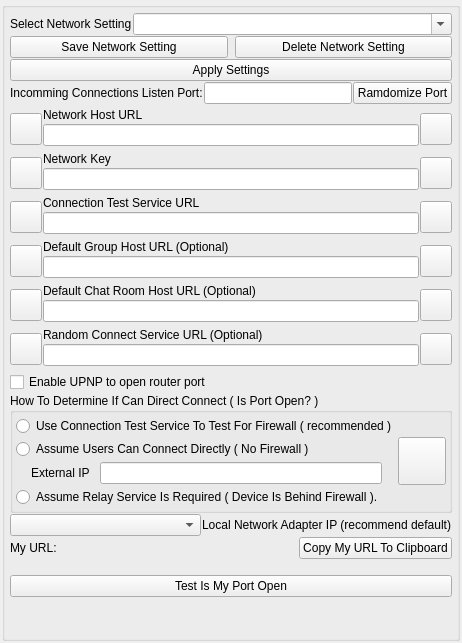
First picture: the form in GoTvApps/GoTvCommon/Forms/AppletNetworkSettings.ui, repository brettrjones-github/nolimitconnect, before the edit.
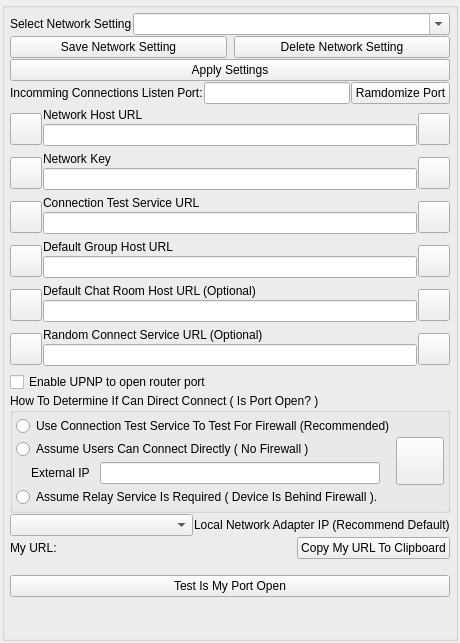
Second picture: the form after the edit. Custom widgets are drawn as their Qt base class.

Commit message: Fix Network Settings selection and draw button on Qt Message Boxes

The edit to the form file:
```diff
--- a/GoTvApps/GoTvCommon/Forms/AppletNetworkSettings.ui
+++ b/GoTvApps/GoTvCommon/Forms/AppletNetworkSettings.ui
@@ -428,7 +428,7 @@
           <item>
            <widget class="QLabel" name="m_GroupHostUrlLabel">
             <property name="text">
-             <string>Default Group Host URL (Optional)</string>
+             <string>Default Group Host URL</string>
             </property>
             <property name="alignment">
              <set>Qt::AlignBottom|Qt::AlignLeading|Qt::AlignLeft</set>
@@ -675,7 +675,7 @@
            <item>
             <widget class="QRadioButton" name="AutoDetectProxyRadioButton">
              <property name="text">
-              <string>Use Connection Test Service To Test For Firewall ( recommended )</string>
+              <string>Use Connection Test Service To Test For Firewall (Recommended)</string>
              </property>
             </widget>
            </item>
@@ -765,7 +765,7 @@
         <item>
          <widget class="QLabel" name="WirelessIpLabel">
           <property name="text">
-           <string>Local Network Adapter IP (recommend default)</string>
+           <string>Local Network Adapter IP (Recommend Default)</string>
           </property>
          </widget>
         </item>
```
Left out of the diff: 2 changed lines with no effect on the pictures. The commit also changes 5 other files.
